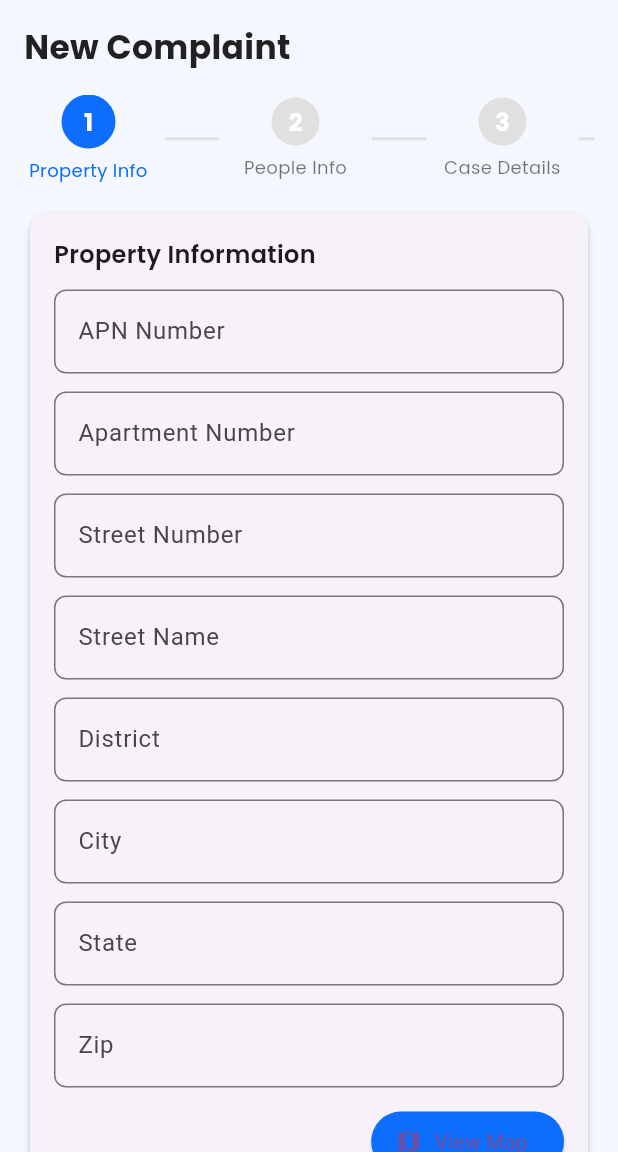
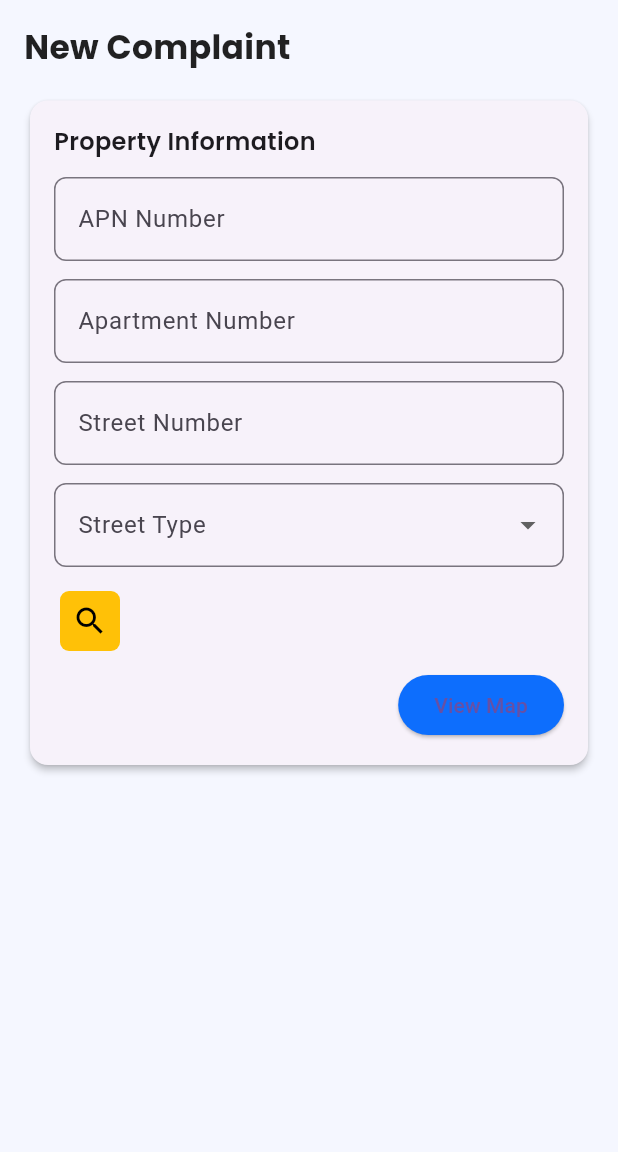
Before and after one commit to vrvivek443/myflutterapp, a Flutter app: the NewComplaintScreen widget shown alone on an empty page, opened directly, on a phone screen of 412 x 824 dp, the part 84-1236 px from its top. Run offline on Flutter 3.47's test engine with Material 3 defaults, Android fonts, the phone set to English and light mode, and no system bars; our stand-ins replace dio, flutter_bloc, google_fonts, pretty_dio_logger; missing offline and left inert: aad_oauth; network calls fail.

Commit message:
New_enhancement

```diff
--- a/lib/view/new_complaint_screen.dart
+++ b/lib/view/new_complaint_screen.dart
@@ -12,9 +12,25 @@ class NewComplaintScreen extends StatefulWidget {
 
 class _NewComplaintScreenState extends State<NewComplaintScreen> {
   int _currentStep = 0;
+  bool _propertyLoaded = false;
 
   // Forms & controllers
   final _propertyFormKey = GlobalKey<FormState>();
+  final List<String> streetTypes = [
+  'Street',
+  'Avenue',
+  'Boulevard',
+  'Drive',
+  'Lane',
+  'Road',
+  'Court',
+  'Terrace',
+  'Way',
+  'Place',
+];
+String? selectedStreetType;
+
+
   final _peopleFormKey = GlobalKey<FormState>();
   final _caseFormKey = GlobalKey<FormState>();
   final _inspectorFormKey = GlobalKey<FormState>();
@@ -124,13 +140,12 @@ class _NewComplaintScreenState extends State<NewComplaintScreen> {
   final isNarrow = width < 700;
 
   return MainLayout(
-      selectedIndex: 1, // Highlight "New Complaint" in SideNav
+    selectedIndex: 1,
     child: SingleChildScrollView(
       padding: const EdgeInsets.all(16),
       child: Column(
         crossAxisAlignment: CrossAxisAlignment.start,
         children: [
-            // Since MainLayout already has AppBar, we only show title here
           Text(
             'New Complaint',
             style: GoogleFonts.poppins(
@@ -141,17 +156,26 @@ class _NewComplaintScreenState extends State<NewComplaintScreen> {
           ),
           const SizedBox(height: 16),
 
+          // 👇 Show search section first
+          if (!_propertyLoaded)
+            _buildPropertySearch(isNarrow)
+          else
+            Column(
+              crossAxisAlignment: CrossAxisAlignment.start,
+              children: [
                 _buildStepperHeader(isNarrow),
                 const SizedBox(height: 16),
                 _buildStepContent(isNarrow),
                 const SizedBox(height: 20),
                 _buildControls(),
-            const SizedBox(height: 30),
+              ],
+            ),
         ],
       ),
     ),
   );
 }
+
 
   Widget _buildStepperHeader(bool isNarrow) {
     return SingleChildScrollView(
@@ -209,6 +233,98 @@ class _NewComplaintScreenState extends State<NewComplaintScreen> {
             ],
           );
         }),
+      ),
+    );
+  }
+
+  Widget _buildPropertySearch(bool isNarrow) {
+  return _wrapCard(
+    child: Column(
+      crossAxisAlignment: CrossAxisAlignment.start,
+      children: [
+        Text(
+          'Property Information',
+          style: GoogleFonts.poppins(
+            fontSize: 16,
+            fontWeight: FontWeight.w600,
+          ),
+        ),
+        const SizedBox(height: 12),
+        Wrap(
+          spacing: 12,
+          runSpacing: 12,
+          children: [
+            _sizedField(
+              controller: apnController,
+              label: 'APN Number',
+              width: isNarrow ? double.infinity : 200,
+            ),
+            _sizedField(
+              controller: aptController,
+              label: 'Apartment Number',
+              width: isNarrow ? double.infinity : 180,
+            ),
+            _sizedField(
+              controller: streetNoController,
+              label: 'Street Number',
+              width: isNarrow ? double.infinity : 150,
+            ),
+           SizedBox(
+  width: isNarrow ? double.infinity : 200,
+  child: DropdownButtonFormField<String>(
+    value: selectedStreetType,
+    decoration: InputDecoration(
+      labelText: 'Street Type',
+      border: OutlineInputBorder(borderRadius: BorderRadius.circular(8)),
+    ),
+    items: streetTypes
+        .map((type) => DropdownMenuItem<String>(
+              value: type,
+              child: Text(type),
+            ))
+        .toList(),
+    onChanged: (value) {
+      setState(() {
+        selectedStreetType = value;
+      });
+    },
+  ),
+),
+IconButton(
+  icon: const Icon(Icons.search, color: Colors.black),
+  style: IconButton.styleFrom(
+    backgroundColor: Colors.amber,
+    shape: RoundedRectangleBorder(borderRadius: BorderRadius.circular(6)),
+  ),
+  onPressed: () {
+    // TODO: Replace with actual search API later
+    ScaffoldMessenger.of(context).showSnackBar(
+      const SnackBar(content: Text('Searching property...')),
+    );
+    Future.delayed(const Duration(seconds: 1), () {
+      setState(() => _propertyLoaded = true);
+    });
+  },
+),
+
+          ],
+        ),
+        const SizedBox(height: 8),
+        Align(
+          alignment: Alignment.centerRight,
+          child: ElevatedButton(
+            onPressed: () {
+              ScaffoldMessenger.of(context).showSnackBar(
+                const SnackBar(content: Text('Map view (mock)')),
+              );
+            },
+            style: ElevatedButton.styleFrom(
+              backgroundColor: const Color(0xFF0D6EFD),
+            ),
+            child: const Text('View Map'),
+          ),
+        ),
+      ],
     ),
   );
 }
```
Also changed, not shown: pubspec.yaml (+9 -1 lines), assets/icon/Gemini_Generated_Image_dukqbidukqbidukq.png (added), pubspec.lock, 33 other files. Lines whose indentation alone changed are shown as unchanged.
